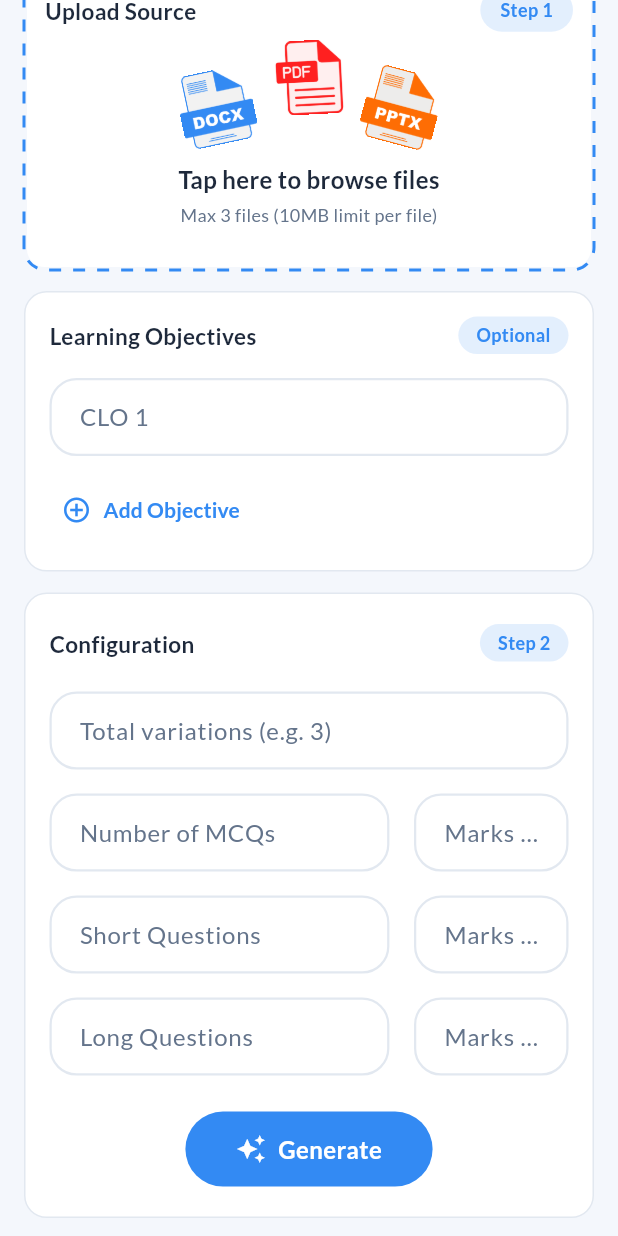
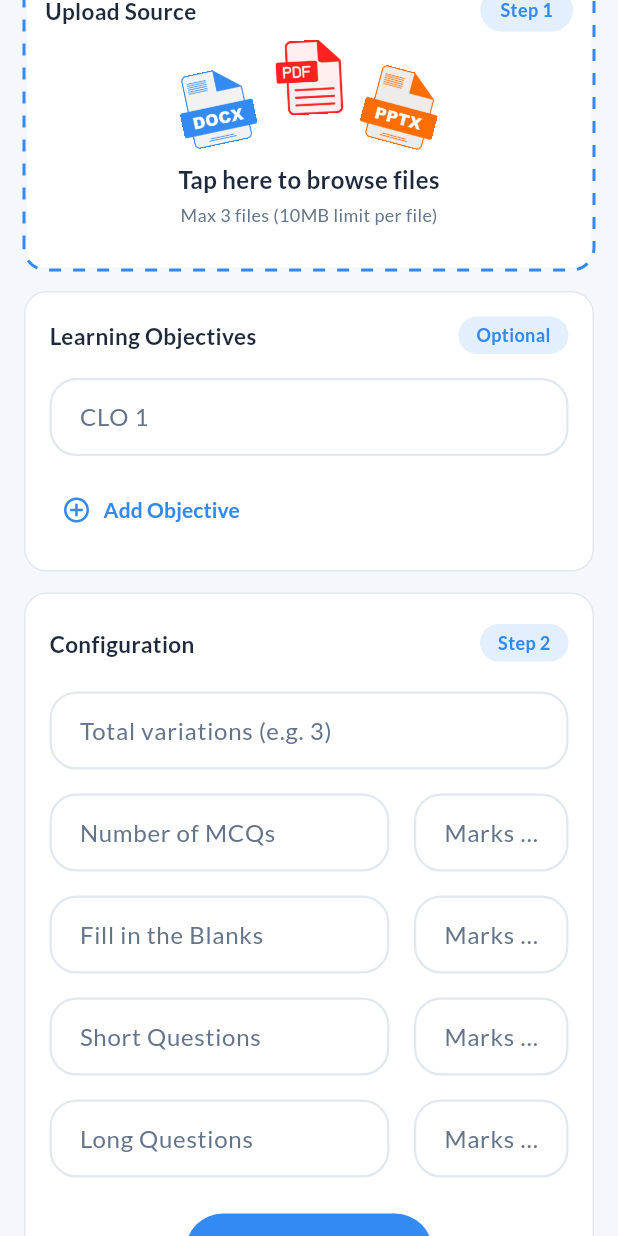
Before and after one commit to Mobasil-Git/Examis-AI, a Flutter app: the DashboardPage screen opened directly, scrolled down 217 dp, on a phone screen of 412 x 824 dp. Run offline on Flutter 3.47's test engine with Material 3 defaults, Android fonts, the phone set to English and light mode, and no system bars; drawn by our look-alikes of dotted_border; our stand-ins replace cached_network_image, file_picker, flutter_image_compress, flutter_native_splash, google_generative_ai, image_cropper and 5 more; missing offline and left inert: googleapis, syncfusion_flutter_pdf; accounts and stored records are empty; project files that could hold a hidden picture were left out.

Commit message:
Checkpoint: Fill-in-the-Blanks and Dynamic Marks integrated

```diff
--- a/lib/componenets/main screen componenets/clo_input_section.dart
+++ b/lib/componenets/main screen componenets/clo_input_section.dart
@@ -23,7 +23,6 @@ class CloInputSection extends StatelessWidget {
         crossAxisAlignment: CrossAxisAlignment.start,
         mainAxisSize: MainAxisSize.min,
         children: [
-          // --- Header Row ---
           Row(
             mainAxisAlignment: MainAxisAlignment.spaceBetween,
             crossAxisAlignment: CrossAxisAlignment.center,
@@ -61,8 +60,6 @@ class CloInputSection extends StatelessWidget {
             ],
           ),
           const SizedBox(height: 16),
-
-          // --- Dynamic List of TextFields ---
           ...provider.cloControllers.asMap().entries.map((entry) {
             final int index = entry.key;
             final TextEditingController controller = entry.value;
@@ -78,7 +75,6 @@ class CloInputSection extends StatelessWidget {
                       hintText: "e.g., Understand lexical analysis",
                     ),
                   ),
-                  // Only show the remove button if there is more than 1 field
                   if (provider.cloControllers.length > 1) ...[
                     const SizedBox(width: 8),
                     IconButton(
@@ -95,7 +91,6 @@ class CloInputSection extends StatelessWidget {
             );
           }),
 
-          // --- Add CLO Button ---
           Align(
             alignment: Alignment.centerLeft,
             child: TextButton.icon(
--- a/lib/componenets/main screen componenets/generate_section.dart
+++ b/lib/componenets/main screen componenets/generate_section.dart
@@ -104,6 +104,31 @@ class GenerateSection extends StatelessWidget {
             ),
 
             const SizedBox(height: 16), // Added explicit spacing!
+            // --- Fill in the Blanks ---
+            Row(
+              mainAxisSize: MainAxisSize.max,
+              mainAxisAlignment: MainAxisAlignment.spaceBetween,
+              children: [
+                SizedBox(
+                  width: context.widthPercent(0.55),
+                  child: UniversalTextField(
+                    controller: assessmentProvider.fillBlankCountController, // Wired!
+                    labelText: "Fill in the Blanks",
+                    keyboardType: TextInputType.number,
+                  ),
+                ),
+                SizedBox(
+                  width: context.widthPercent(0.25),
+                  child: UniversalTextField(
+                    controller: assessmentProvider.fillBlankMarksController, // Wired!
+                    labelText: "Marks each",
+                    keyboardType: TextInputType.number,
+                  ),
+                )
+              ],
+            ),
+
+            const SizedBox(height: 16), // Keeps our clean spacing
             // --- Short Questions ---
             Row(
               mainAxisSize: MainAxisSize.max,
```
Also changed, not shown: lib/pages/assessment_preview_page.dart (+101 -0 lines), lib/provider/assessment_provider.dart (+60 -12 lines), lib/services/export_service.dart (+7 -2 lines), lib/services/gemini_service.dart (+41 -8 lines).
